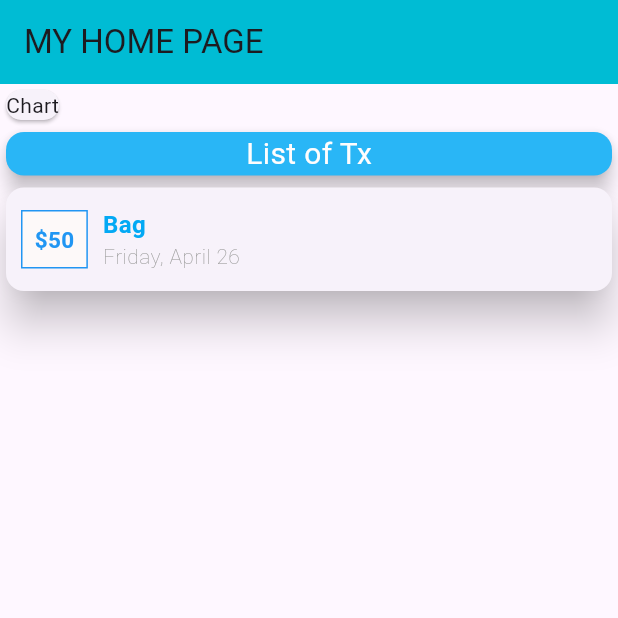
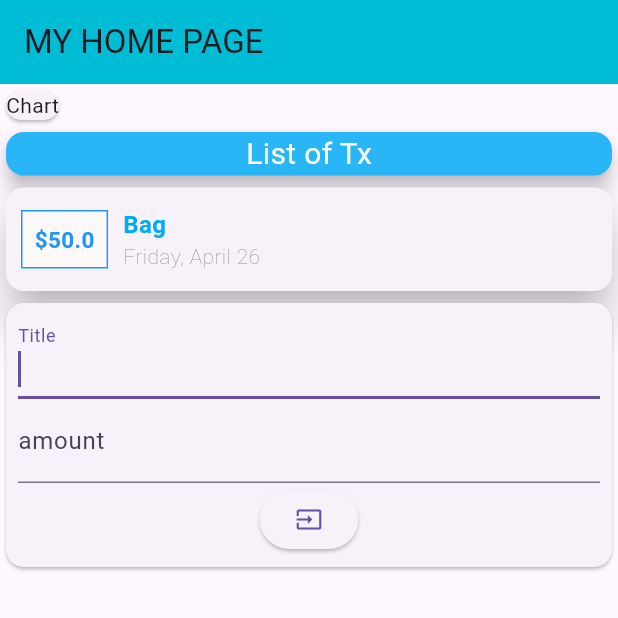
Before and after one commit to takiul-sumon/Personal-Expenens-App, a Flutter app: the screen it shows after launch, on a phone screen of 412 x 824 dp, the top half of it. Run offline on Flutter 3.47's test engine with Material 3 defaults, Android fonts, the phone set to English and light mode, and no system bars; missing offline and left inert: dart:js_interop.

Commit message:
Organized files

```diff
--- a/lib/models/transection.dart
+++ b/lib/models/transection.dart
@@ -1,10 +1,12 @@
+
+
 import 'package:flutter/material.dart';
 
 class Transections {
-  String? id;
-  String? title;
-  int? amount;
-  DateTime? date;
+  final String? id;
+ final String? title;
+  final double? amount;
+   final DateTime? date;
   Transections(
       {@required this.id,
       @required this.title,
--- a/lib/widget/new_usertransection.dart
+++ b/lib/widget/new_usertransection.dart
@@ -24,7 +24,11 @@ class newtransection extends StatelessWidget {
               controller: amountcontroller,
               decoration: InputDecoration(label: Text("amount")),
             ),
-            ElevatedButton(onPressed: () {}, child: Icon(Icons.input)),
+            ElevatedButton(
+                onPressed: () {
+                  addtx(titlecontroller, double.parse(amountcontroller.toString()));
+                },
+                child: Icon(Icons.input)),
           ],
         ),
       ),
--- a/lib/widget/user_transection.dart
+++ b/lib/widget/user_transection.dart
@@ -1,9 +1,10 @@
+import 'dart:js_interop';
 
 import 'package:personal_expenses/models/transection.dart';
+import 'package:personal_expenses/widget/new_usertransection.dart';
 import 'transectionlist.dart';
 
 import 'package:flutter/material.dart';
-
 
 class Usertransection extends StatefulWidget {
   @override
@@ -16,12 +17,20 @@ class _Usertransection extends State<Usertransection> {
   final List<Transections> Usertransection = [
     Transections(id: "f", title: "Bag", amount: 50, date: DateTime.now())
   ];
+  void _addnewtransection(String txtitle, double amount) {
+    final Newtx = Transections(
+        id: DateTime.now().toString(),
+        title: txtitle,
+        amount: amount,
+        date: DateTime.now());
+  }
 
   @override
   Widget build(BuildContext context) {
     return Column(
-      children: [
-        Transectionlist(Usertransection)
+      children: <Widget>[
+        Transectionlist(Usertransection),
+        newtransection(_addnewtransection)
       ],
     );
   }
--- a/pubspec.yaml
+++ b/pubspec.yaml
@@ -31,6 +31,7 @@ dependencies:
   flutter:
     sdk: flutter
   intl: ^0.19.0
+
 
 
   # The following adds the Cupertino Icons font to your application.
```
Also changed, not shown: lib/main.dart (line endings or trailing spaces).
